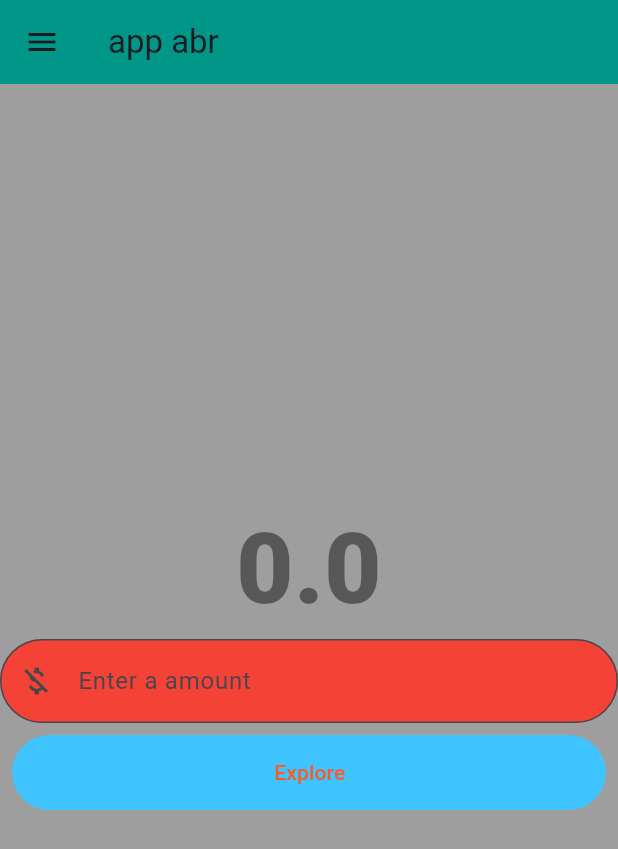
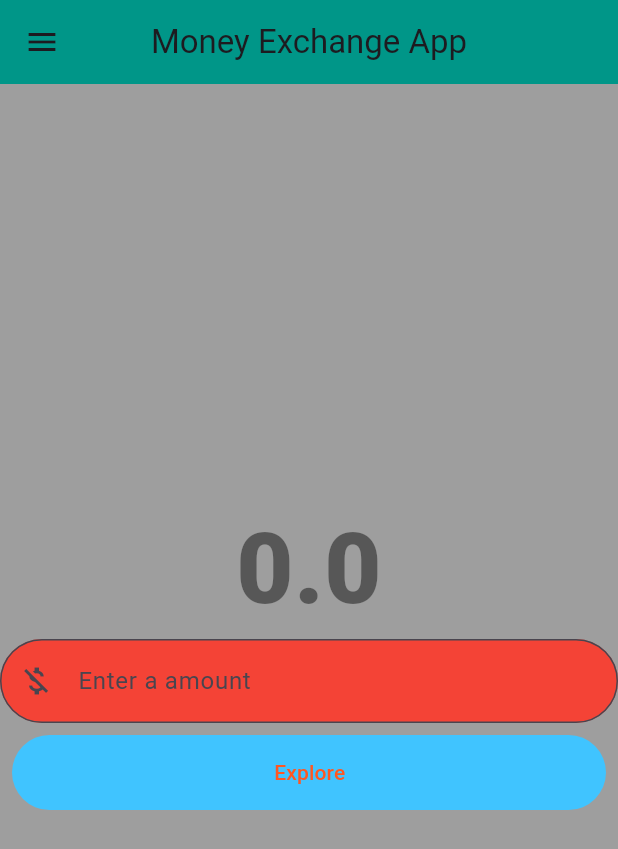
Before and after one commit to Jn-Sajol/Money-Exchange-App, a Flutter app: the screen it shows after launch, on a phone screen of 412 x 824 dp. Shown: the top 849 px of the screen. Run offline on Flutter 3.47's test engine with Material 3 defaults, Android fonts, the phone set to English and light mode, and no system bars.

```diff
--- a/lib/home_page.dart
+++ b/lib/home_page.dart
@@ -33,11 +33,12 @@ class _HomePageState extends State<HomePage> {
 
   @override
   Widget build(BuildContext context) {
-     print(result);
+     // print(result);
     return Scaffold(
       backgroundColor: Colors.grey,
       appBar: AppBar(
-        title: const Text('app abr'),
+        title: const Text('Money Exchange App'),
+        centerTitle: true,
         backgroundColor: Colors.teal,
       ),
       drawer: const Drawer(
```
